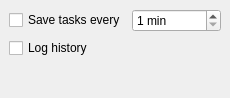
First picture: the form in ktimetracker/cfgstorage.ui, repository chusopr/kdepim-ktimetracker-akonadi, before the edit.
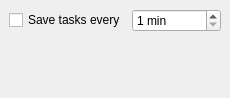
Second picture: the form after the edit.

Commit message: Always log events

What changed in the file:
```diff
--- a/ktimetracker/cfgstorage.ui
+++ b/ktimetracker/cfgstorage.ui
@@ -42,13 +42,6 @@
      </property>
     </widget>
    </item>
-   <item row="1" column="0" >
-    <widget class="QCheckBox" name="kcfg_logging" >
-     <property name="text" >
-      <string>Log history</string>
-     </property>
-    </widget>
-   </item>
    <item row="2" column="0" >
     <spacer>
      <property name="orientation" >
```
The commit also changes 1 other file.
